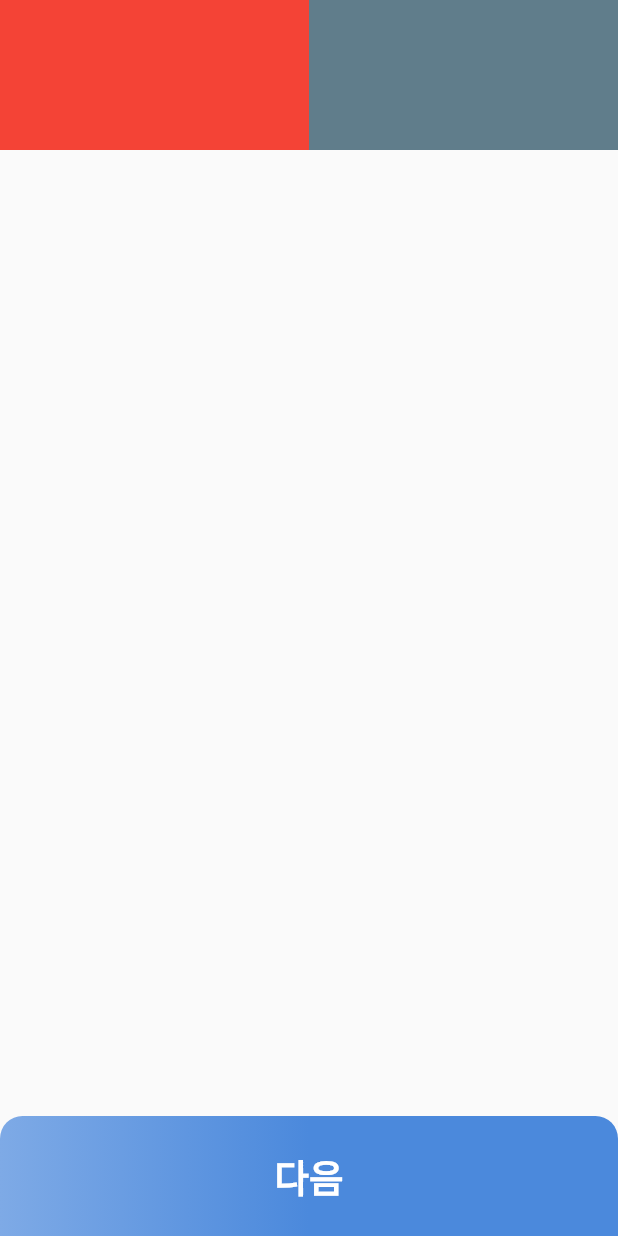
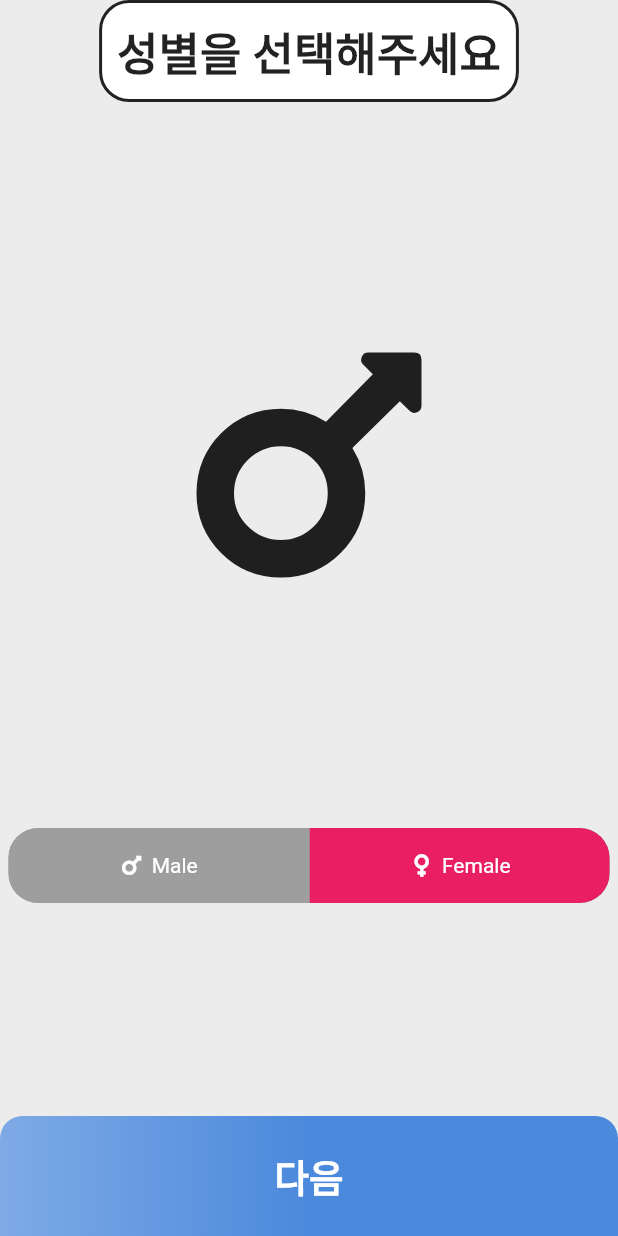
Before and after one commit to diebjackal/BMI_calculator, a Flutter app: the screen it shows after launch, on a phone screen of 412 x 824 dp. Run offline on Flutter 3.47's test engine with Material 2 defaults, Android fonts, the phone set to English and light mode, and no system bars; drawn by our look-alikes of toggle_switch; our stand-ins replace font_awesome_flutter.

Commit message:
[ADD] page
add gender choice page

```diff
--- /dev/null
+++ b/bmi_calculator/lib/components/title_components.dart
@@ -0,0 +1,20 @@
+import 'package:flutter/material.dart';
+import 'package:bmi_calculator/utility/constants.dart';
+import 'package:bmi_calculator/utility/container_SIze.dart';
+
+class TitleContainer extends StatelessWidget {
+  TitleContainer({@required this.titleText});
+  final String titleText;
+
+  @override
+  Widget build(BuildContext context) {
+    return Container(
+      padding: XSizePadding,
+      decoration: inputLabelTextDecoration(),
+      child: Text(
+        titleText,
+        style: inputLabelTextStyle,
+      ),
+    );
+  }
+}
--- a/bmi_calculator/lib/myProvider.dart
+++ b/bmi_calculator/lib/myProvider.dart
@@ -1,5 +1,6 @@
 import 'dart:math';
 
+import 'package:bmi_calculator/utility/colors.dart';
 import 'package:flutter/foundation.dart';
 import 'package:flutter/material.dart';
 
@@ -12,6 +13,15 @@ class MyProvider with ChangeNotifier, DiagnosticableTreeMixin {
 
   int _weight = 60;
   int get weight => _weight;
+
+  int _idx = 0;
+  int get idx => _idx;
+
+  void test(int value) {
+    print(value);
+    value == 0 ? _idx = 0 : _idx = 1;
+    notifyListeners();
+  }
 
   void incrementHeightValue(int value) {
     _height = value;
--- a/bmi_calculator/lib/screens/BMI_ResultPage.dart
+++ b/bmi_calculator/lib/screens/BMI_ResultPage.dart
@@ -19,7 +19,6 @@ class BMIMainPage extends StatelessWidget {
 
   @override
   Widget build(BuildContext context) {
-    // final information = Provider.of<MyProvider>(context);
     return Scaffold(
       backgroundColor: Color(0xffECECEC),
       body: Column(
--- a/bmi_calculator/lib/screens/gender_select_page.dart
+++ b/bmi_calculator/lib/screens/gender_select_page.dart
@@ -1,31 +1,45 @@
 import 'package:bmi_calculator/components/bottom_button.dart';
+import 'package:bmi_calculator/components/title_components.dart';
+import 'package:bmi_calculator/utility/colors.dart';
 import 'package:flutter/material.dart';
+import 'package:font_awesome_flutter/font_awesome_flutter.dart';
+import 'package:bmi_calculator/myProvider.dart';
+import 'package:provider/provider.dart';
+import 'package:toggle_switch/toggle_switch.dart';
+
 import 'input_Page.dart';
 
 class GenderSelectPage extends StatelessWidget {
   @override
   Widget build(BuildContext context) {
+    final information = Provider.of<MyProvider>(context);
     return Scaffold(
+      backgroundColor: backgroundColor,
       body: SafeArea(
         child: Column(
           mainAxisAlignment: MainAxisAlignment.spaceBetween,
           children: <Widget>[
-            Row(
-              mainAxisAlignment: MainAxisAlignment.spaceAround,
-              children: <Widget>[
-                Expanded(
-                  child: Container(
-                    height: 100,
-                    color: Colors.red,
-                  ),
-                ),
-                Expanded(
-                  child: Container(
-                    height: 100,
-                    color: Colors.blueGrey,
-                  ),
-                ),
-              ],
+            TitleContainer(titleText: '성별을 선택해주세요'),
+            Container(
+              child: Icon(
+                IconLIst[information.idx],
+                size: 200,
+              ),
+            ),
+            Consumer<MyProvider>(
+              builder: (context, value, child) => ToggleSwitch(
+                minWidth: 200.0,
+                minHeight: 50.0,
+                initialLabelIndex: 1,
+                cornerRadius: 20.0,
+                activeFgColor: Colors.white,
+                inactiveBgColor: Colors.grey,
+                inactiveFgColor: Colors.white,
+                labels: ['Male', 'Female'],
+                icons: [FontAwesomeIcons.mars, FontAwesomeIcons.venus],
+                activeBgColors: [Colors.blue, Colors.pink],
+                onToggle: (idx) => value.test(idx),
+              ),
             ),
             BottomButton(
               buttonTitle: '다음',
--- a/bmi_calculator/lib/screens/input_Page.dart
+++ b/bmi_calculator/lib/screens/input_Page.dart
@@ -1,5 +1,6 @@
 import 'package:bmi_calculator/components/bottom_button.dart';
 import 'package:bmi_calculator/components/round_icon_button.dart';
+import 'package:bmi_calculator/components/title_components.dart';
 import 'package:bmi_calculator/utility/colors.dart';
 import 'package:bmi_calculator/utility/constants.dart';
 import 'package:bmi_calculator/utility/container_SIze.dart';
@@ -16,21 +17,13 @@ class InputPage extends StatelessWidget {
   Widget build(BuildContext context) {
     final information = Provider.of<MyProvider>(context);
     SizeConfig().init(context);
-
     return Scaffold(
       backgroundColor: backgroundColor,
       body: SafeArea(
         child: Column(
           mainAxisAlignment: MainAxisAlignment.spaceBetween,
           children: <Widget>[
-            Container(
-              padding: XSizePadding,
-              decoration: inputLabelTextDecoration(),
-              child: Text(
-                "정보를 입력해 주세요",
-                style: inputLabelTextStyle,
-              ),
-            ),
+            TitleContainer(titleText: '정보를 입력해주세요'),
             Container(
               margin: EdgeInsets.symmetric(horizontal: 10),
               width: fullSizeContainer,
--- a/bmi_calculator/lib/utility/colors.dart
+++ b/bmi_calculator/lib/utility/colors.dart
@@ -1,4 +1,5 @@
 import 'package:flutter/material.dart';
+import 'package:font_awesome_flutter/font_awesome_flutter.dart';
 
 const whiteColor = Colors.white;
 
@@ -14,3 +15,5 @@ const heightColors = Color(0xffffde84);
 const weightColors = Color(0xff84beff);
 
 List<Color> iconColorList = [femaleColor, maleColor];
+
+List<dynamic> IconLIst = [FontAwesomeIcons.mars, FontAwesomeIcons.venus];
```
